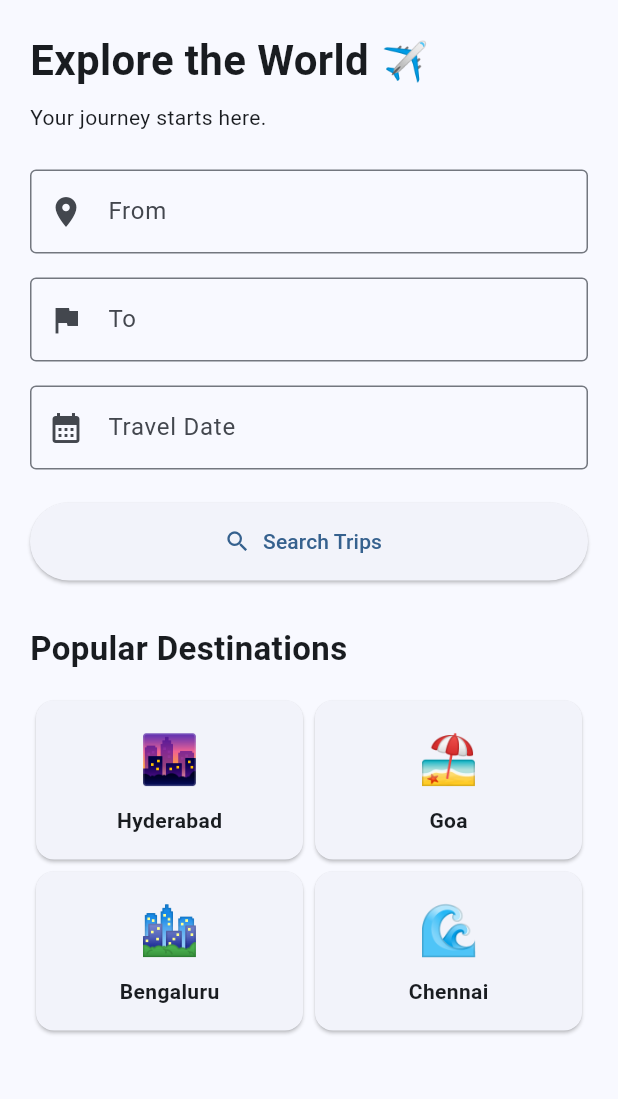
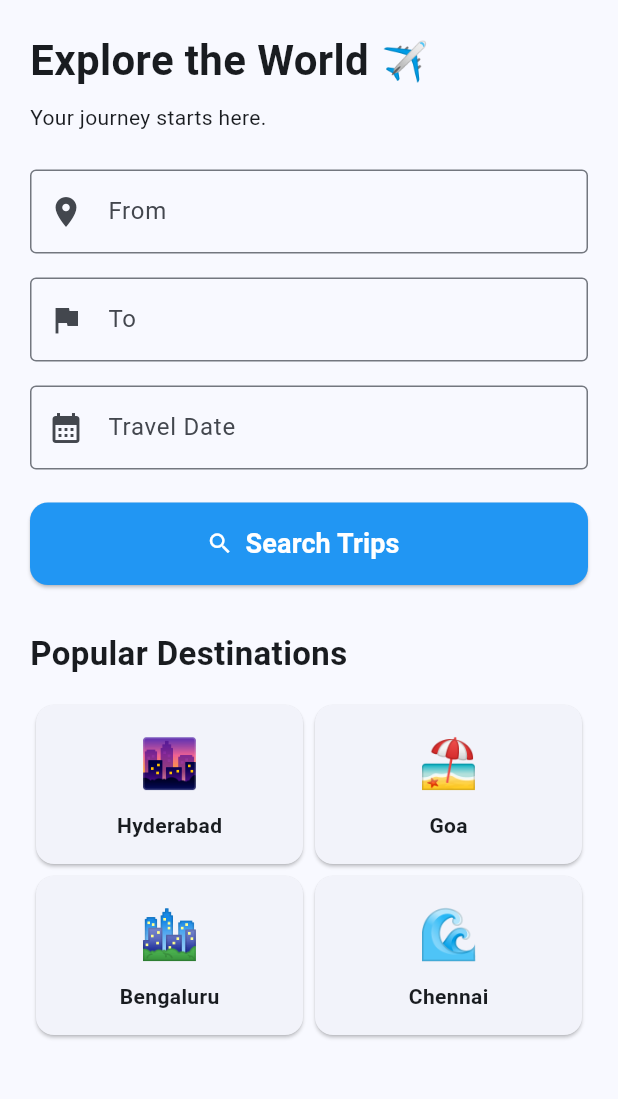
Before and after one commit to meghanaemmadi00-commits/VoyageX, a Flutter app: the screen it shows after launch, on a phone screen of 412 x 824 dp, the part 84-1183 px from its top. Run offline on Flutter 3.47's test engine with Material 3 defaults, Android fonts, the light colour scheme and no system bars.

Commit message:
Improved search button design

```diff
--- a/lib/main.dart
+++ b/lib/main.dart
@@ -85,11 +85,24 @@ class HomeScreen extends StatelessWidget {
             const SizedBox(height: 22),
             SizedBox(
   width: double.infinity,
-              height: 52,
+  height: 55,
   child: ElevatedButton.icon(
     onPressed: () {},
     icon: const Icon(Icons.search),
-                label: const Text('Search Trips'),
+    label: const Text(
+      'Search Trips',
+      style: TextStyle(
+        fontSize: 18,
+        fontWeight: FontWeight.bold,
+      ),
+    ),
+    style: ElevatedButton.styleFrom(
+      backgroundColor: Colors.blue,
+      foregroundColor: Colors.white,
+      shape: RoundedRectangleBorder(
+        borderRadius: BorderRadius.circular(12),
+      ),
+    ),
   ),
 ),
             const SizedBox(height: 30),
```
Lines whose indentation alone changed are shown as unchanged.
